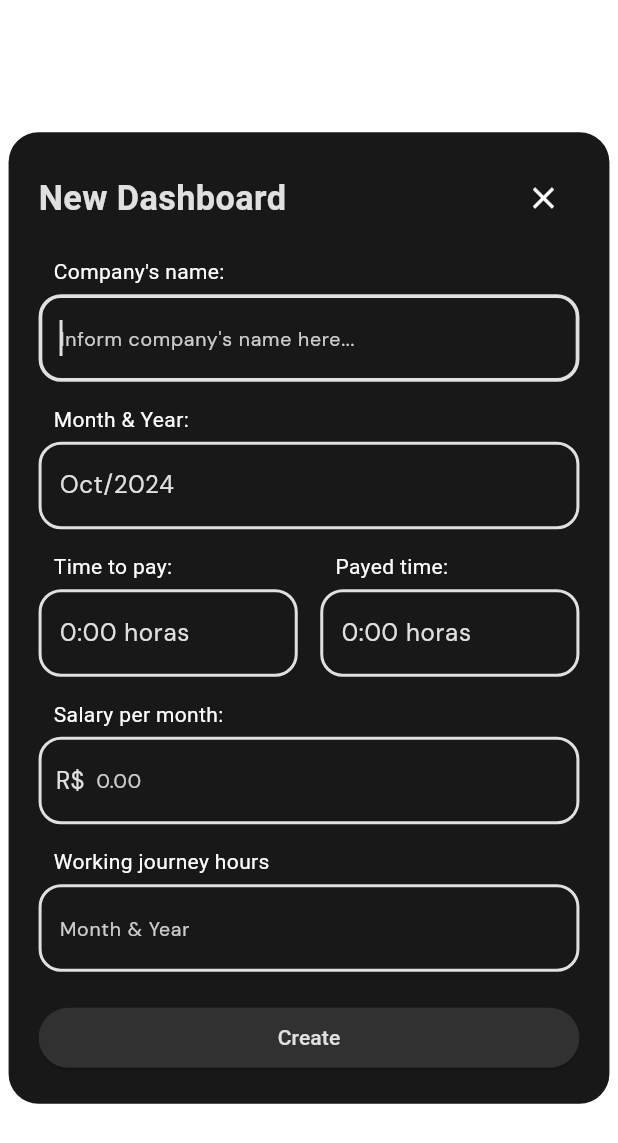
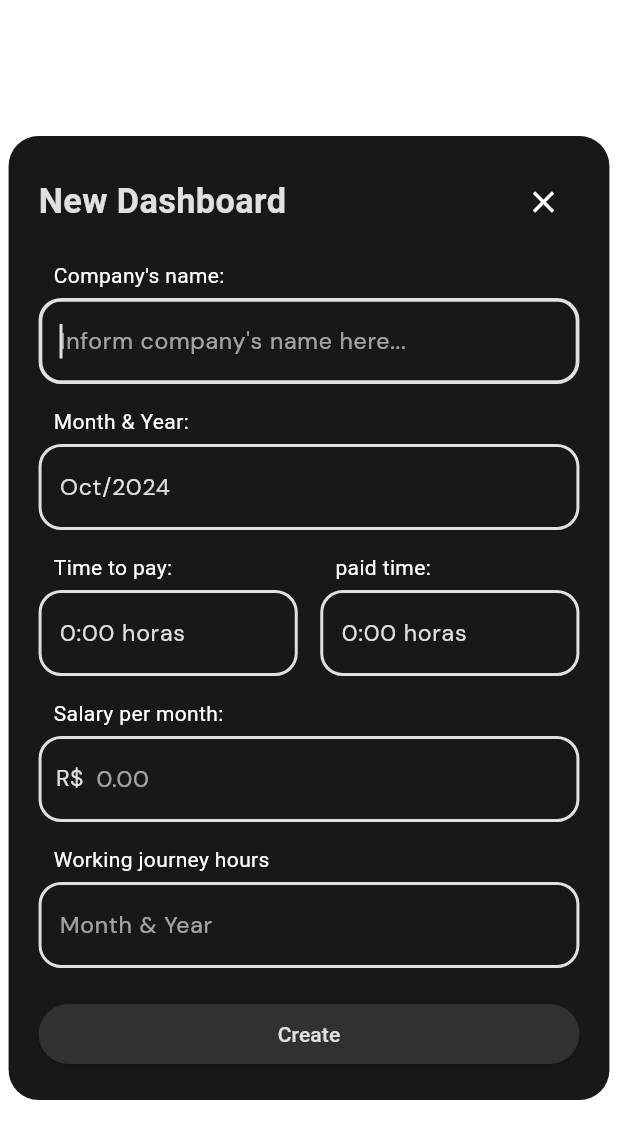
Before and after one commit to EnricoGollner/TimeManager, a Flutter app: the RegisterModal screen opened directly, on a phone screen of 412 x 824 dp. Shown: the top 1143 px of the screen. Run offline on Flutter 3.47's test engine with Material 3 defaults, Android fonts, the phone set to English and light mode, and no system bars; our stand-ins replace fl_chart, google_fonts, sizer.

```diff
--- a/lib/app/data/models/register.dart
+++ b/lib/app/data/models/register.dart
@@ -3,7 +3,7 @@ class Register {
   String company;
   DateTime monthYear;
   Duration timeToPay;
-  Duration payedTime;
+  Duration paidTime;
   double salaryPerMonth;
   double dailySalary; //(obtained dividing salary per month by working days count)
   int workingDaysCount;  // The app will obtain it, looping and counting every business day
@@ -14,7 +14,7 @@ class Register {
     required this.company,
     required this.monthYear,
     required this.timeToPay,
-    required this.payedTime,
+    required this.paidTime,
     required this.salaryPerMonth,
     this.dailySalary = 0,
     required this.workingDaysCount,
@@ -30,7 +30,7 @@ class Register {
       other.company == company &&
       other.monthYear == monthYear &&
       other.timeToPay == timeToPay &&
-      other.payedTime == payedTime &&
+      other.paidTime == paidTime &&
       other.salaryPerMonth == salaryPerMonth &&
       other.dailySalary == dailySalary &&
       other.workingDaysCount == workingDaysCount &&
@@ -43,7 +43,7 @@ class Register {
       company.hashCode ^
       monthYear.hashCode ^
       timeToPay.hashCode ^
-      payedTime.hashCode ^
+      paidTime.hashCode ^
       salaryPerMonth.hashCode ^
       dailySalary.hashCode ^
       workingDaysCount.hashCode ^
@@ -52,9 +52,9 @@ class Register {
 
   double get notWorkedPercentage {
     double timeToPayInHours = timeToPay.inMinutes / 60;
-    double payedTimeInHours = payedTime.inMinutes / 60;
+    double paidTimeInHours = paidTime.inMinutes / 60;
 
-    double notWorkedTimeInHours = timeToPayInHours - payedTimeInHours;
+    double notWorkedTimeInHours = timeToPayInHours - paidTimeInHours;
     double percentage = (notWorkedTimeInHours > 0 ? notWorkedTimeInHours : 0) * 100 / timeToPayInHours;
 
     return percentage.isNaN ? 0 : percentage;
@@ -62,12 +62,44 @@ class Register {
 
   double get workedPercentage {
     double timeToPayInHours = timeToPay.inMinutes / 60;
-    double payedTimeInHours = payedTime.inMinutes / 60;
+    double paidTimeInHours = paidTime.inMinutes / 60;
 
-    final double workedPercentage = (payedTimeInHours <= timeToPayInHours)
-      ? (payedTimeInHours / timeToPayInHours) * 100
+    final double workedPercentage = (paidTimeInHours <= timeToPayInHours)
+      ? (paidTimeInHours / timeToPayInHours) * 100
       : 100;
 
     return workedPercentage.isNaN ? 0 : workedPercentage;
   }
+
+  Duration get extras {
+    double timeToPayInHours = timeToPay.inMinutes / 60;
+    double paidTimeInHours = paidTime.inMinutes / 60;
+
+    double extrasInHours = paidTimeInHours - timeToPayInHours;
+    return Duration(hours: extrasInHours.toInt());
+  }
+
+  Register copyWith({
+    int? id,
+    String? company,
+    DateTime? monthYear,
+    Duration? timeToPay,
+    Duration? paidTime,
+    double? salaryPerMonth,
+    double? dailySalary,
+    int? workingDaysCount,
+    Duration? workingJourneyHours,
+  }) {
+    return Register(
+      id: id ?? this.id,
+      company: company ?? this.company,
+      monthYear: monthYear ?? this.monthYear,
+      timeToPay: timeToPay ?? this.timeToPay,
+      paidTime: paidTime ?? this.paidTime,
+      salaryPerMonth: salaryPerMonth ?? this.salaryPerMonth,
+      dailySalary: dailySalary ?? this.dailySalary,
+      workingDaysCount: workingDaysCount ?? this.workingDaysCount,
+      workingJourneyHours: workingJourneyHours ?? this.workingJourneyHours,
+    );
+  }
 }
--- a/lib/app/pages/main_page.dart
+++ b/lib/app/pages/main_page.dart
@@ -63,9 +63,7 @@ class _MainPageState extends State<MainPage> {
         onPressed: _registerNewTime,
         label: Text(
           'New Dashboard',
-          style: TextStyle(
-            color: Theme.of(context).colorScheme.inversePrimary,
-          ),
+          style: fabStyle(context),
         ),
         icon: Icon(
           Icons.more_time,
--- a/lib/app/pages/widgets/register_modal.dart
+++ b/lib/app/pages/widgets/register_modal.dart
@@ -19,6 +19,7 @@ class RegisterModal extends StatefulWidget {
 
 class RegisterModalState extends State<RegisterModal> {
   final GlobalKey<FormState> _formKey = GlobalKey<FormState>();
+  final FocusNode _salaryPerMonthFocusNode = FocusNode();
 
   final TextEditingController _ctrlCompanyName = TextEditingController();
 
@@ -26,9 +27,9 @@ class RegisterModalState extends State<RegisterModal> {
   late final TextEditingController _ctrlMonthYear;
 
   Duration _timeToPay = const Duration();
-  Duration _payedTime = const Duration();
+  Duration _paidTime = const Duration();
   late final TextEditingController _ctrlTimeToPay;
-  late final TextEditingController _ctrlPayedTime;
+  late final TextEditingController _ctrlpaidTime;
 
   final TextEditingController _ctrlSalaryPerMonth = TextEditingController();
 
@@ -41,7 +42,7 @@ class RegisterModalState extends State<RegisterModal> {
     _ctrlMonthYear = TextEditingController(text: Formatter.monthYear(_monthYear));
 
     _ctrlTimeToPay = TextEditingController(text: Formatter.durationToString(_timeToPay));
-    _ctrlPayedTime = TextEditingController(text: Formatter.durationToString(_payedTime));
+    _ctrlpaidTime = TextEditingController(text: Formatter.durationToString(_paidTime));
     super.initState();
   }
 
@@ -124,11 +125,11 @@ class RegisterModalState extends State<RegisterModal> {
                           Flexible(
                             child: CustomTextField.dateTimeField(
                               validatorFunction: Validator.isRequired,
-                              controller: _ctrlPayedTime,
-                              label: "Payed time:",
+                              controller: _ctrlpaidTime,
+                              label: "paid time:",
                               onTap: () async {
-                                _payedTime = await _showTimePicker(initialTime: TimeOfDay(hour: _payedTime.inHours, minute: (_payedTime.inMinutes % 60)), helpText: 'Select the payed time');
-                                _ctrlPayedTime.text = Formatter.durationToString(_payedTime);
+                                _paidTime = await _showTimePicker(initialTime: TimeOfDay(hour: _paidTime.inHours, minute: (_paidTime.inMinutes % 60)), helpText: 'Select the paid time');
+                                _ctrlpaidTime.text = Formatter.durationToString(_paidTime);
                               },
                               hintText: 'Month & Year',
                             ),
@@ -136,9 +137,14 @@ class RegisterModalState extends State<RegisterModal> {
                         ],
                       ),
                       const SizedBox(height: 15),
-                      CustomTextField.currency(
+                      ValueListenableBuilder(
+                        valueListenable: _ctrlSalaryPerMonth,
+                        builder: (context, textEditingValue, __) {
+                          return CustomTextField.currency(
+                            focusNode: _salaryPerMonthFocusNode,
+                            controller: _ctrlSalaryPerMonth,
                             validatorFunction: Validator.isRequired,
-                        controller: _ctrlSalaryPerMonth,
+                            enableButtonCleanValue: textEditingValue.text.isNotEmpty,
                             handleDecimal: true,
                             label: 'Salary per month:',
                             hintText: Formatter.formatNumber(0.0, showCurrencyPrefix: false),
@@ -146,6 +152,8 @@ class RegisterModalState extends State<RegisterModal> {
                               DecimalTextInputFormatter.regexSignal,
                               DecimalTextInputFormatter(decimalRange: 2),
                             ],
+                          );
+                        }
                       ),
                       const SizedBox(height: 15),
                       CustomTextField.dateTimeField(
@@ -207,7 +215,7 @@ class RegisterModalState extends State<RegisterModal> {
         company: _ctrlCompanyName.text,
         monthYear: _monthYear,
         timeToPay: _timeToPay,
-        payedTime: _payedTime,
+        paidTime: _paidTime,
         salaryPerMonth: Formatter.textToNum(text: _ctrlSalaryPerMonth.text).toDouble(),
         dailySalary: dailySalary,
         workingDaysCount: workingDaysCount,
--- a/lib/app/shared/components/custom_text_field.dart
+++ b/lib/app/shared/components/custom_text_field.dart
@@ -267,11 +267,7 @@ class _CustomTextFieldState extends State<CustomTextField> {
 
               suffixIconConstraints: BoxConstraints.tight(const Size(60, 25)),
               filled: widget.isFilled,
-              hintStyle: TextStyle(
-                  fontSize: 13,
-                  fontWeight: FontWeight.w400,
-                color: Theme.of(context).colorScheme.inversePrimary.withOpacity(0.9),
-              ),
+              hintStyle: hintTextStyle(context),
               hintText: widget.hintText,
               contentPadding: EdgeInsets.symmetric(horizontal: 10, vertical: Device.height < 600 ? 15 : 15.s),
             ),
--- a/lib/app/shared/util/validator.dart
+++ b/lib/app/shared/util/validator.dart
@@ -11,7 +11,7 @@ class Validator {
     return null;
   }
 
-    static void handleDecimal(TextEditingController controller, {int decimalRange = 2, bool isCurrency = false}) {
+  static void handleDecimal(TextEditingController controller, {int decimalRange = 2, bool isCurrency = false}) {
     String signal = Platform.localeName == 'pt_BR' ? ',' : '.';
     String controllerText = controller.text.isEmpty ? '0' : controller.text;
     String value = controllerText;
--- a/lib/core/theme/fonts.dart
+++ b/lib/core/theme/fonts.dart
@@ -14,8 +14,20 @@ TextStyle valueLabel(BuildContext context) => GoogleFonts.dmSerifText(
   );
 
 TextStyle textFieldStyle(BuildContext context) => GoogleFonts.dmSans(
-    fontSize: 14.s2,
+    fontSize: 13.5.s2,
     fontWeight: FontWeight.normal,
     color: Theme.of(context).colorScheme.inversePrimary,
     decoration: TextDecoration.none,
   );
+
+TextStyle hintTextStyle(BuildContext context) => GoogleFonts.dmSans(
+    fontSize: 13.5.s2,
+    fontWeight: FontWeight.normal,
+    color: Theme.of(context).colorScheme.inversePrimary.withOpacity(0.7),
+    decoration: TextDecoration.none,
+  );
+
+TextStyle fabStyle(BuildContext context) => GoogleFonts.dmSans(
+    fontSize: 13.5.s,
+    color: Theme.of(context).colorScheme.inversePrimary,
+  );
```
Also changed, not shown: lib/app/controller/working_time_controller.dart (+11 -1 lines), lib/app/pages/register_info_page.dart (+31 -4 lines), lib/app/pages/widgets/pizza_chart.dart (+5 -14 lines). Lines whose indentation alone changed are shown as unchanged.
